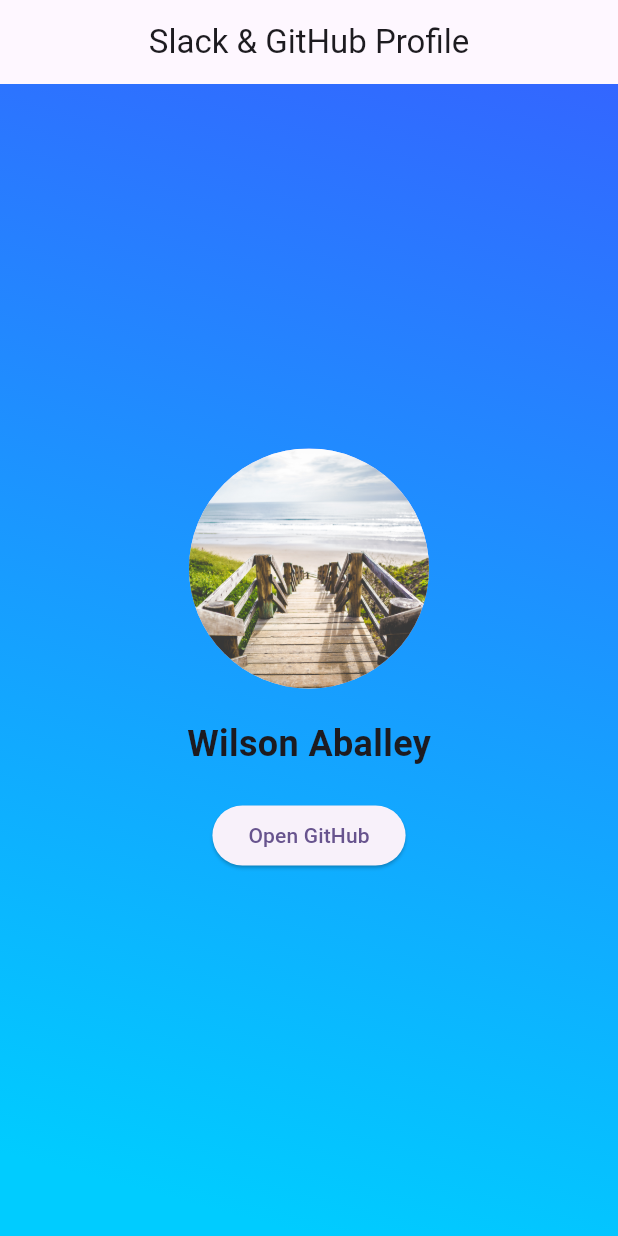
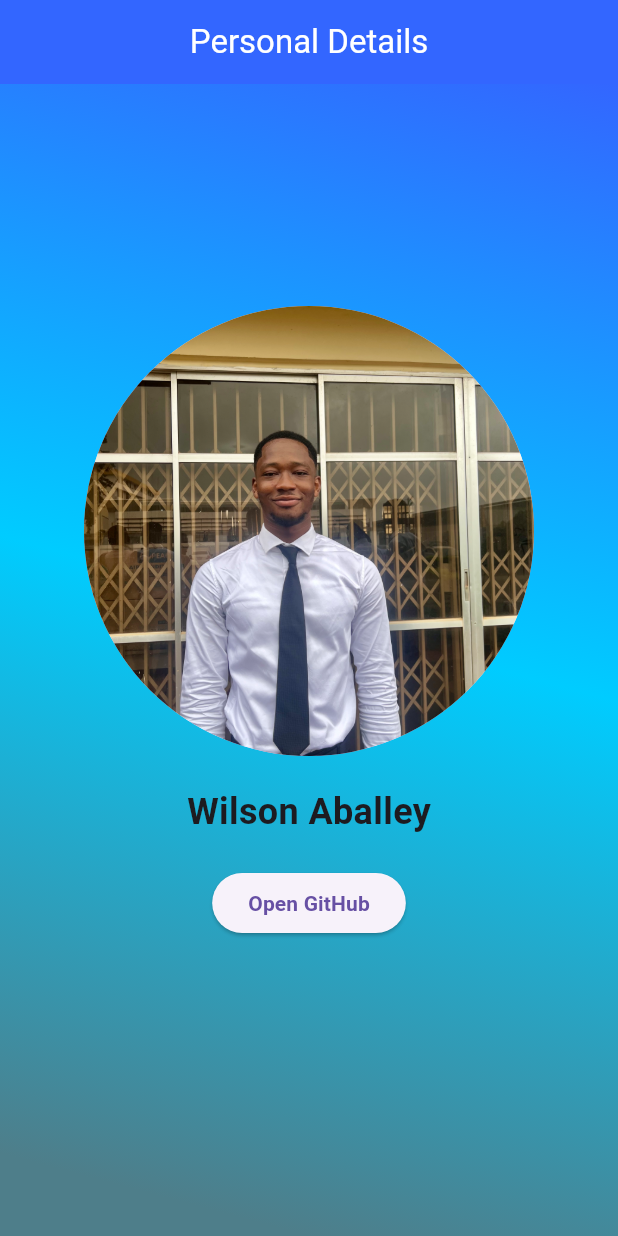
Before and after one commit to Wil-Wena/personal_details, a Flutter app: the HomeScreen screen opened directly, on a phone screen of 412 x 824 dp. Run offline on Flutter 3.47's test engine with Material 2 defaults, Android fonts, the phone set to English and light mode, and no system bars.

Commit message:
Changes made

```diff
--- a/lib/home_screen.dart
+++ b/lib/home_screen.dart
@@ -1,13 +1,14 @@
 // ignore_for_file: deprecated_member_use
 
 import 'package:flutter/material.dart';
+// ignore: depend_on_referenced_packages
 import 'package:url_launcher/url_launcher.dart';
 
 class HomeScreen extends StatelessWidget {
   final String slackName = "Wilson Aballey";
   final Uri githubProfileUrl = Uri.parse("https://github.com/Wil-Wena");
 
-  HomeScreen({super.key}); // Replace with your GitHub profile URL
+  HomeScreen({super.key});
 
   _launchUrl() async {
     if (!await launchUrl(githubProfileUrl)) {
@@ -20,14 +21,23 @@ class HomeScreen extends StatelessWidget {
     const gradient = LinearGradient(
         begin: Alignment.topRight,
         end: Alignment.bottomCenter,
-        colors: [Color(0xFF3366FF), Color(0xFF00CCFF)]);
+        colors: [
+          Color(0xFF3366FF),
+          Color(0xFF00CCFF),
+          Color.fromARGB(255, 78, 126, 138)
+        ]);
     return Scaffold(
       appBar: AppBar(
-        title: const Center(child: Text("Slack & GitHub Profile")),
+        backgroundColor: Color(0xFF3366FF),
+        title: const Center(
+            child: Text(
+          "Personal Details",
+          style: TextStyle(color: Colors.white),
+        )),
       ),
       body: Stack(children: [
         Container(
-          decoration: BoxDecoration(gradient: gradient),
+          decoration: const BoxDecoration(gradient: gradient),
         ),
         Center(
           heightFactor: 240,
@@ -35,8 +45,8 @@ class HomeScreen extends StatelessWidget {
             mainAxisAlignment: MainAxisAlignment.center,
             children: <Widget>[
               const CircleAvatar(
-                backgroundImage: AssetImage("assets/walk.jpg"),
-                radius: 80,
+                backgroundImage: AssetImage("assets/wilson.jpg"),
+                radius: 150,
               ),
               const SizedBox(height: 20),
               Text(
@@ -47,8 +57,12 @@ class HomeScreen extends StatelessWidget {
               const SizedBox(height: 20),
               ElevatedButton(
                 onPressed: _launchUrl,
-                child: const Text("Open GitHub"),
+                child: const Text(
+                  "Open GitHub",
+                  style: TextStyle(fontWeight: FontWeight.bold),
+                ),
               ),
+              const SizedBox(height: 50)
             ],
           ),
         ),
--- a/lib/main.dart
+++ b/lib/main.dart
@@ -12,9 +12,8 @@ class MyApp extends StatelessWidget {
   @override
   Widget build(BuildContext context) {
     return MaterialApp(
-      title: 'Flutter Demo',
+      debugShowCheckedModeBanner: false,
       theme: ThemeData(
-        colorScheme: ColorScheme.fromSeed(seedColor: Colors.deepPurple),
         useMaterial3: true,
       ),
       home: WelcomeScreen(),
--- a/lib/welcome_screen.dart
+++ b/lib/welcome_screen.dart
@@ -51,7 +51,7 @@ class WelcomeScreen extends StatelessWidget {
 
                 ElevatedButton(
                   onPressed: () {
-                    // Navigate to your app's main screen
+                    // Navigate to your main screen
                     Navigator.of(context).pushReplacement(
                       MaterialPageRoute(
                         builder: (context) => HomeScreen(),
@@ -59,11 +59,11 @@ class WelcomeScreen extends StatelessWidget {
                     );
                   },
                   child: const Text(
-                    "Get Started",
+                    "View",
                     style: TextStyle(fontSize: 18),
                   ),
                 ),
-                SizedBox(
+                const SizedBox(
                   height: 70,
                 )
               ],
```
Also changed, not shown: assets/walk.jpg (deleted), assets/wilson.jpg (added), 1 other file.
